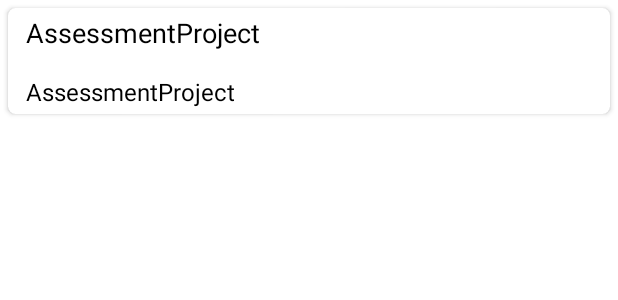
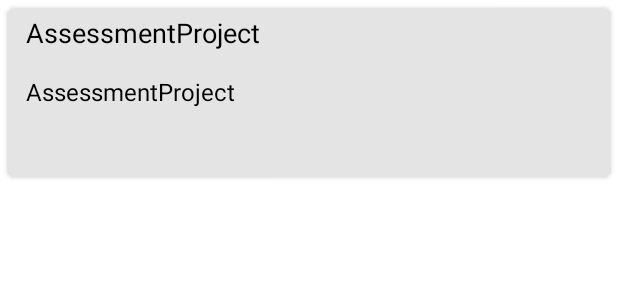
Before and after one commit to MonalPathak17/AssessmentProject, an Android app: the layout facts_item_row.xml on its own in the app's theme, with its tools: preview values and no code run, on a phone screen of 412 x 824 dp. Shown: the top 300 px of the screen. Run offline under Robolectric (Android 15) with nearby library versions, the phone set to English and light mode, and no system bars.

Commit message:
some changes in files

```diff
--- a/app/build.gradle
+++ b/app/build.gradle
@@ -45,6 +45,8 @@ dependencies {
     implementation 'androidx.lifecycle:lifecycle-extensions:2.2.0'
     // annotationProcessor "android.arch.lifecycle:compiler:1.1.1"
     implementation "androidx.swiperefreshlayout:swiperefreshlayout:1.1.0"
+    implementation 'com.squareup.picasso:picasso:2.71828'
+
 
 
 
--- a/app/src/main/java/com/example/assessmentproject/model/Row.java
+++ b/app/src/main/java/com/example/assessmentproject/model/Row.java
@@ -10,6 +10,7 @@ import com.bumptech.glide.Glide;
 import com.example.assessmentproject.R;
 import com.google.gson.annotations.Expose;
 import com.google.gson.annotations.SerializedName;
+import com.squareup.picasso.Picasso;
 
 import java.net.MalformedURLException;
 import java.net.URL;
@@ -56,13 +57,15 @@ public class Row
     @BindingAdapter({ "imageHref" })
     public static void loadImage(ImageView imageView, String imageURL)
     {
-        try {
-            Glide.with(imageView.getContext())
-                    .load(new URL(imageURL)).placeholder(R.mipmap.ic_launcher_round)
-                    .into(imageView);
-        } catch (MalformedURLException e) {
+        Picasso.get().load(imageURL).fit().placeholder(R.mipmap.ic_launcher_round).into(imageView);
+        /*try {
+
+            Glide.with(imageView.getContext()).load(new URL(imageURL)).placeholder(R.mipmap.ic_launcher_round).into(imageView);
+        } catch (MalformedURLException e)
+        {
             e.printStackTrace();
-        }
+        }*/
+
 
     }
 
--- a/app/src/main/res/layout-v21/facts_item_row.xml
+++ /dev/null
@@ -1,89 +0,0 @@
-<?xml version="1.0" encoding="utf-8"?>
-<layout xmlns:android="http://schemas.android.com/apk/res/android"
-    xmlns:bind="http://schemas.android.com/apk/res-auto"
-    xmlns:card_view="http://schemas.android.com/apk/res-auto"
-    xmlns:tools="http://schemas.android.com/tools">
-    <data>
-        <variable
-            name="row"
-            type="com.example.assessmentproject.model.Row"/>
-        <!--<variable
-        name="imageURL"
-        type="String" />
--->
-    </data>
-    <!--<FrameLayout
-        android:id="@+id/content_frame"
-        android:layout_width="match_parent"
-        android:layout_height="wrap_content"
-        android:orientation="vertical">-->
-    <LinearLayout
-        android:layout_width="match_parent"
-        android:layout_height="wrap_content"
-        android:adjustViewBounds="true">
-        <androidx.cardview.widget.CardView
-            android:id="@+id/cvEmployee"
-            android:layout_width="match_parent"
-            android:layout_height="match_parent"
-            android:layout_gravity="center"
-            android:backgroundTint="@android:color/darker_gray"
-            android:layout_margin="8dp"
-            android:elevation="3dp"
-            card_view:cardCornerRadius="8dp">
-            <androidx.constraintlayout.widget.ConstraintLayout
-                android:layout_width="match_parent"
-                android:layout_height="wrap_content">
-
-                <TextView
-                    android:id="@+id/tvFullName"
-                    android:layout_width="0dp"
-                    android:layout_height="wrap_content"
-                    android:padding="4dp"
-                    android:text="@{row.title}"
-                    android:textColor="@color/black"
-                    android:textSize="18sp"
-                    bind:layout_constraintEnd_toStartOf="@+id/ivPic"
-                    bind:layout_constraintStart_toStartOf="parent"
-                    bind:layout_constraintBottom_toTopOf="@id/tvEmail"
-                    bind:layout_constraintTop_toTopOf="parent"
-                    tools:text="Morris"
-                    android:layout_marginStart="8dp" />
-
-                <TextView
-                    android:id="@+id/tvEmail"
-                    android:layout_width="0dp"
-                    android:layout_height="wrap_content"
-                    android:layout_below="@+id/tvFullName"
-                    android:layout_marginLeft="8dp"
-                    android:layout_marginTop="8dp"
-                    android:padding="4dp"
-                    android:text="@{row.description}"
-                    android:textColor="@color/black"
-                    android:textSize="16sp"
-                    bind:layout_constraintEnd_toStartOf="@+id/ivPic"
-                    bind:layout_constraintStart_toStartOf="parent"
-                    bind:layout_constraintTop_toBottomOf="@id/tvFullName"
-                    tools:text="morris@gmail.com" />
-
-                <ImageView
-                    android:id="@+id/ivPic"
-                    android:layout_width="120dp"
-                    android:layout_height="80dp"
-                    android:layout_marginRight="8dp"
-                    android:background="?attr/selectableItemBackgroundBorderless"
-                    android:padding="4dp"
-                    android:scaleType="fitXY"
-                    bind:imageHref="@{row.imageHref}"
-                    bind:layout_constraintBottom_toBottomOf="parent"
-                    bind:layout_constraintEnd_toEndOf="parent"
-                    android:contentDescription="@string/app_name" />
-            </androidx.constraintlayout.widget.ConstraintLayout>
-        </androidx.cardview.widget.CardView>
-
-    </LinearLayout>
-
-<!--
-    </FrameLayout>
--->
-
-</layout>
--- a/app/src/main/res/layout/facts_item_row.xml
+++ b/app/src/main/res/layout/facts_item_row.xml
@@ -11,22 +11,20 @@
     </data>
 
     <LinearLayout
-        android:id="@+id/lay1"
         android:layout_width="match_parent"
         android:layout_height="wrap_content"
-        android:visibility="visible"
         android:adjustViewBounds="true">
         <androidx.cardview.widget.CardView
             android:id="@+id/cvEmployee"
             android:layout_width="match_parent"
             android:layout_height="match_parent"
             android:layout_gravity="center"
+            android:backgroundTint="@color/list_background"
             android:layout_margin="5dp"
             card_view:cardCornerRadius="5dp">
             <androidx.constraintlayout.widget.ConstraintLayout
                 android:layout_width="match_parent"
                 android:layout_height="wrap_content">
-
                 <TextView
                     android:id="@+id/tvFullName"
                     android:layout_width="@dimen/layout_width"
@@ -63,8 +61,8 @@
 
                 <ImageView
                     android:id="@+id/ivPic"
-                    android:layout_width="@dimen/layout_width"
-                    android:layout_height="@dimen/layout_width"
+                    android:layout_width="@dimen/image_width"
+                    android:layout_height="@dimen/image_height"
                     android:layout_marginRight="@dimen/layout_width"
                     android:layout_marginEnd="@dimen/layout_width"
                     android:background="?attr/selectableItemBackgroundBorderless"
--- a/app/src/main/res/layout/fragment_layout.xml
+++ b/app/src/main/res/layout/fragment_layout.xml
@@ -1,24 +1,20 @@
 <?xml version="1.0" encoding="utf-8"?>
 <layout xmlns:android="http://schemas.android.com/apk/res/android"
     xmlns:app="http://schemas.android.com/apk/res-auto">
+
     <LinearLayout
-        android:orientation="vertical"
-        android:layout_width="match_parent"
-        android:layout_height="match_parent">
-
-<androidx.constraintlayout.widget.ConstraintLayout
     android:layout_width="match_parent"
-    android:layout_height="match_parent">
+    android:layout_height="match_parent"
+    android:background="@color/white"
+    android:gravity="center"
+    android:orientation="vertical">
 
     <ImageView
     android:id="@+id/imageView"
-    android:layout_width="@dimen/layout_width"
+    android:layout_width="match_parent"
     android:layout_height="wrap_content"
     android:scaleType="fitXY"
-    app:layout_constraintEnd_toEndOf="parent"
-    app:layout_constraintStart_toStartOf="parent"
-    app:layout_constraintTop_toTopOf="parent"
-    app:srcCompat="@drawable/ic_launcher_foreground"
+        app:srcCompat="@drawable/ic_launcher_foreground"
         android:contentDescription="@string/app_name" />
     <TextView
         android:id="@+id/text2"
@@ -27,11 +23,8 @@
         android:text="@string/app_name"
         android:textColor="@color/black"
         android:textSize="@dimen/text_big"
-        app:layout_constraintEnd_toEndOf="parent"
-        app:layout_constraintStart_toStartOf="parent"
-        app:layout_constraintTop_toBottomOf="@+id/imageView" />
-</androidx.constraintlayout.widget.ConstraintLayout>
+         />
+</LinearLayout>
 
-    </LinearLayout>
 
 </layout>
```
